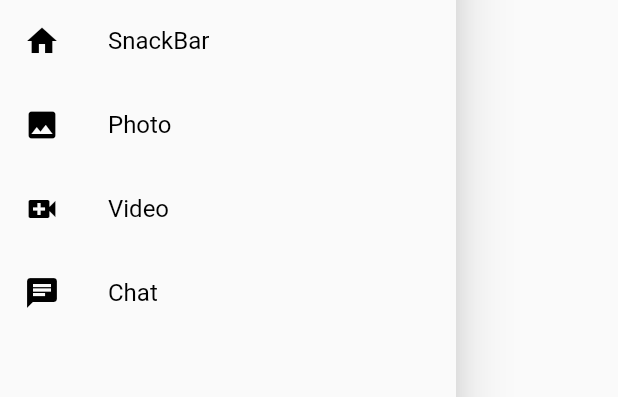
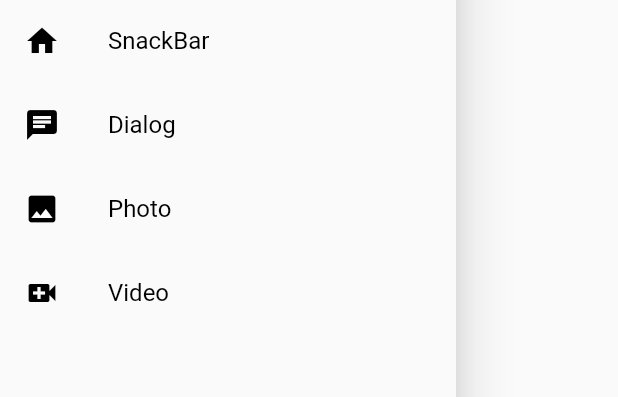
Before and after one commit to shambhu-sharan/GetX, a Flutter app: the NavigationDrawer widget shown alone on an empty page, opened directly, on a phone screen of 412 x 824 dp. Shown: the part 279-676 px from the top of the screen. Run offline on Flutter 3.47's test engine with Material 2 defaults, Android fonts, the phone set to English and light mode, and no system bars; our stand-ins replace get.

Commit message:
add dialog

```diff
--- a/lib/app/modules/common/navigation_drawer.dart
+++ b/lib/app/modules/common/navigation_drawer.dart
@@ -24,9 +24,17 @@ class NavigationDrawer extends StatelessWidget {
                 : Colors.black,
           ),
           buildDrawerItem(
+              icon: Icons.chat,
+              text: "Dialog",
+              onTap: () => navigate(1),
+              tileColor: Get.currentRoute == Routes.DIALOG ? Colors.blue : null,
+              textIconColor: Get.currentRoute == Routes.DIALOG
+                  ? Colors.white
+                  : Colors.black),
+          buildDrawerItem(
             icon: Icons.photo,
             text: "Photo",
-            onTap: () => navigate(1),
+            onTap: () => navigate(2),
             tileColor: Get.currentRoute == Routes.PHOTO ? Colors.blue : null,
             textIconColor:
                 Get.currentRoute == Routes.PHOTO ? Colors.white : Colors.black,
@@ -34,19 +42,11 @@ class NavigationDrawer extends StatelessWidget {
           buildDrawerItem(
             icon: Icons.video_call,
             text: "Video",
-            onTap: () => navigate(2),
+            onTap: () => navigate(3),
             tileColor: Get.currentRoute == Routes.VIDEO ? Colors.blue : null,
             textIconColor:
                 Get.currentRoute == Routes.VIDEO ? Colors.white : Colors.black,
           ),
-          buildDrawerItem(
-              icon: Icons.chat,
-              text: "Chat",
-              onTap: () => navigate(3),
-              tileColor: Get.currentRoute == Routes.CHAT ? Colors.blue : null,
-              textIconColor: Get.currentRoute == Routes.CHAT
-                  ? Colors.white
-                  : Colors.black),
         ],
       ),
     );
@@ -92,13 +92,13 @@ class NavigationDrawer extends StatelessWidget {
     if (index == 0) {
       Get.toNamed(Routes.SNACKBAR);
     } else if (index == 1) {
+      Get.toNamed(Routes.DIALOG);
+    } else if (index == 2) {
       Get.toNamed(Routes.PHOTO);
-    } else if (index == 2) {
+    } else if (index == 3) {
       Get.toNamed(Routes.VIDEO);
-    } else if (index == 3) {
-      Get.toNamed(Routes.CHAT);
     } else {
-      // Get.toNamed(Routes.SNACKBAR);
+      Get.toNamed(Routes.SNACKBAR);
     }
   }
 }
--- a/lib/app/modules/navigation_drawer/controllers/navigation_controller.dart
+++ b/lib/app/modules/navigation_drawer/controllers/navigation_controller.dart
@@ -7,11 +7,13 @@ class NavigationDrawerController extends GetxController {
 
   navigateToPage(int index) {
     if (index == 0) {
+      Get.toNamed(Routes.SNACKBAR);
+    } else if (index == 1) {
+      Get.toNamed(Routes.DIALOG);
+    } else if (index == 2) {
       Get.toNamed(Routes.PHOTO);
-    } else if (index == 1) {
+    } else if (index == 3) {
       Get.toNamed(Routes.VIDEO);
-    } else if (index == 2) {
-      Get.toNamed(Routes.CHAT);
     }
   }
 }
--- a/lib/app/routes/app_pages.dart
+++ b/lib/app/routes/app_pages.dart
@@ -1,8 +1,8 @@
 import 'package:get/get.dart';
 import 'package:get/get_navigation/src/routes/get_route.dart';
 import 'package:getx/app/modules/navigation_drawer/bindings/navigation_drawer_binding.dart';
+import 'package:getx/app/modules/navigation_drawer/views/dialog_views.dart';
 import 'package:getx/app/modules/navigation_drawer/views/snackbar_views.dart';
-import 'package:getx/app/modules/navigation_drawer/views/chat_views.dart';
 import 'package:getx/app/modules/navigation_drawer/views/photo_views.dart';
 import 'package:getx/app/modules/navigation_drawer/views/video_views.dart';
 
@@ -20,6 +20,10 @@ class AppPages {
       binding: HomeBinding(),
     ),
     GetPage(
+      name: _Paths.DIALOG,
+      page: () => const DialogView(),
+    ),
+    GetPage(
       name: _Paths.PHOTO,
       page: () => const PhotoView(),
     ),
@@ -27,9 +31,5 @@ class AppPages {
       name: _Paths.VIDEO,
       page: () => const VideoView(),
     ),
-    GetPage(
-      name: _Paths.CHAT,
-      page: () => const ChatView(),
-    ),
   ];
 }
--- a/lib/app/routes/app_routes.dart
+++ b/lib/app/routes/app_routes.dart
@@ -7,12 +7,12 @@ abstract class Routes {
   static const SNACKBAR = _Paths.SNACKBAR;
   static const PHOTO = _Paths.PHOTO;
   static const VIDEO = _Paths.VIDEO;
-  static const CHAT = _Paths.CHAT;
+  static const DIALOG = _Paths.DIALOG;
 }
 
 abstract class _Paths {
   static const SNACKBAR = '/snackBar';
   static const PHOTO = '/photo';
   static const VIDEO = '/video';
-  static const CHAT = '/chat';
+  static const DIALOG = '/dialog';
 }
```
Also changed, not shown: lib/app/modules/navigation_drawer/views/chat_views.dart (deleted, +0 -19 lines), lib/app/modules/navigation_drawer/views/dialog_views.dart (added, +67 -0 lines).
